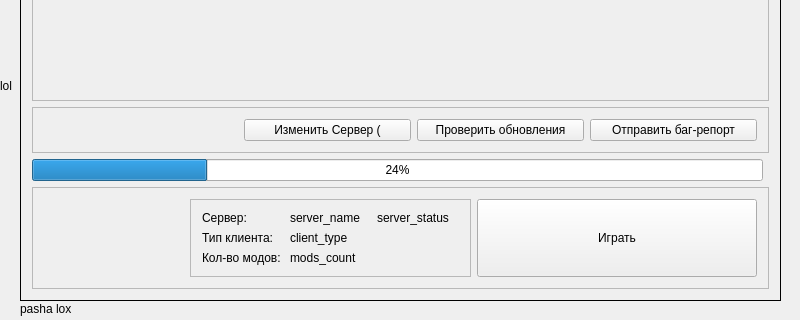
The window that SomLauncherCpp/Form/SomLauncherMainWindow.ui (MOCSOM/SomLauncher) describes before a commit, drawn with Qt 5; both pictures show x 0 to 800 and y 150 to 470 of the 800 by 470 pixel window.
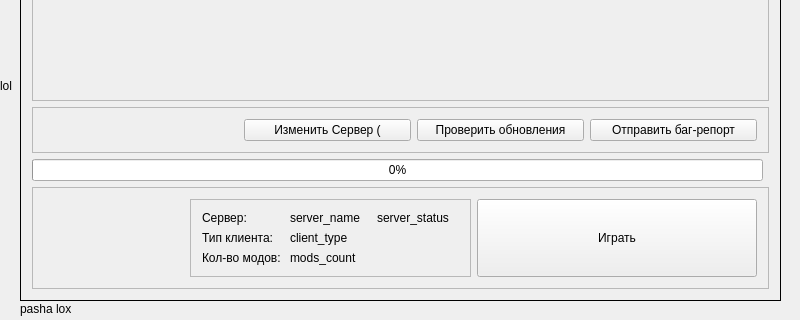
The same window after the commit. Custom widgets are drawn as their Qt base class.

Patch:
```diff
--- a/SomLauncherCpp/Form/SomLauncherMainWindow.ui
+++ b/SomLauncherCpp/Form/SomLauncherMainWindow.ui
@@ -358,7 +358,7 @@
       <item row="2" column="0">
        <widget class="QProgressBar" name="progressBar_ahtung">
         <property name="value">
-         <number>24</number>
+         <number>0</number>
         </property>
        </widget>
       </item>
```
